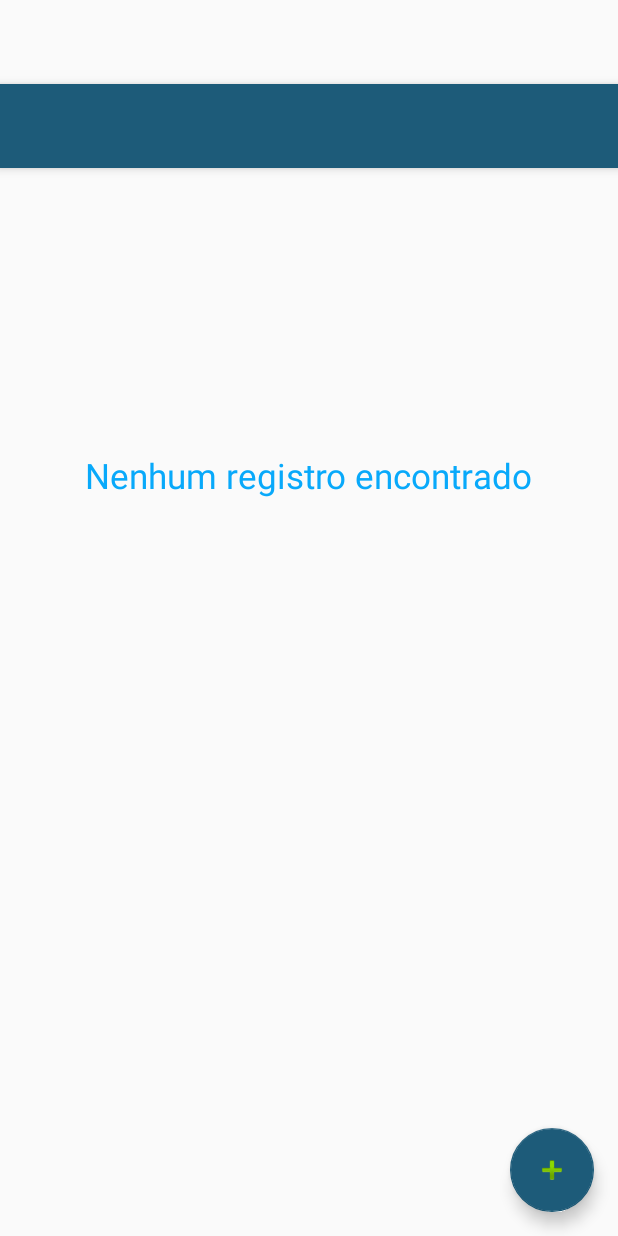
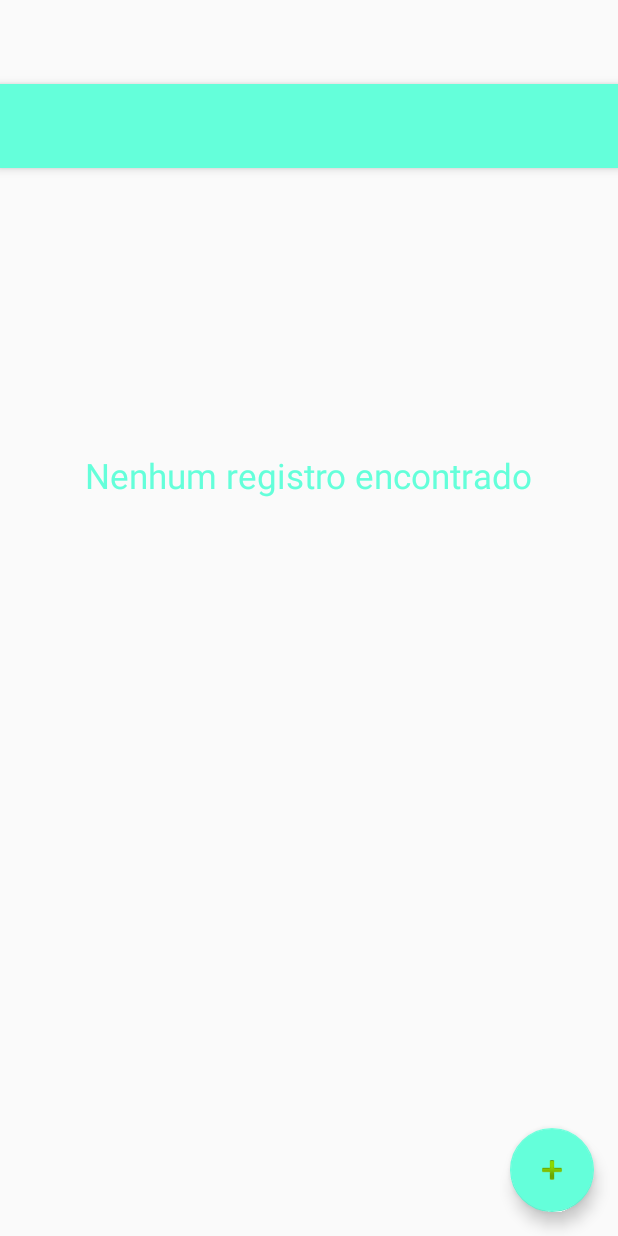
Before and after one commit to jefersonJim/routinereminder, an Android app: the layout activity_main.xml on its own in the app's theme, with its tools: preview values and no code run, on a phone screen of 412 x 824 dp. Run offline under Robolectric (Android 15) with nearby library versions, the phone set to English and light mode, and no system bars.

Commit message:
edit activity_main, colors, styles, manifest
add SplashScreen

```diff
--- a/app/src/main/java/br/com/jry/routinereminder/activity/AlarmeActivity.java
+++ b/app/src/main/java/br/com/jry/routinereminder/activity/AlarmeActivity.java
@@ -93,4 +93,6 @@ public class AlarmeActivity extends  AppCompatActivity implements OnMapReadyCall
             // Show rationale and request permission.
         }
     }
+
+
 }
--- a/app/src/main/res/layout/activity_main.xml
+++ b/app/src/main/res/layout/activity_main.xml
@@ -18,7 +18,7 @@
             android:layout_height="?attr/actionBarSize"
             android:background="?attr/colorPrimary"
             app:popupTheme="@style/AppTheme.PopupOverlay"
-            android:backgroundTint="#1d5b79" />
+            android:backgroundTint="#64FFDA" />
 
     </android.support.design.widget.AppBarLayout>
 
@@ -31,6 +31,6 @@
         android:layout_gravity="bottom|end"
         android:layout_margin="@dimen/fab_margin"
         android:src="@android:drawable/ic_input_add"
-        app:backgroundTint="#1d5b79" />
+        app:backgroundTint="#64FFDA" />
 
 </android.support.design.widget.CoordinatorLayout>
--- a/app/src/main/res/layout/content_main.xml
+++ b/app/src/main/res/layout/content_main.xml
@@ -28,7 +28,7 @@
         android:id="@+id/tvEmpty"
         android:textAlignment="center"
         android:textSize="23dp"
-        android:textColor="#08a9fa"
+        android:textColor="#64FFDA"
         android:layout_marginTop="173dp"
         android:layout_alignParentTop="true"
         android:layout_centerHorizontal="true" />
--- a/app/src/main/res/layout/list_alarme.xml
+++ b/app/src/main/res/layout/list_alarme.xml
@@ -25,7 +25,7 @@
         android:layout_below="@+id/tvTitulo"
         android:layout_alignParentRight="true"
         android:layout_alignParentEnd="true"
-        android:textColor="#08a9fa"
+        android:textColor="#64FFDA"
         android:height="50dp"
         android:layout_alignParentLeft="true"
         android:layout_alignParentStart="true" />
--- a/app/src/main/res/values/colors.xml
+++ b/app/src/main/res/values/colors.xml
@@ -1,6 +1,6 @@
 <?xml version="1.0" encoding="utf-8"?>
 <resources>
-    <color name="colorPrimary">#1d5b79</color>
-    <color name="colorPrimaryDark">#1d5b79</color>
-    <color name="colorAccent">#1d5b79</color>
+    <color name="colorPrimary">#64FFDA</color>
+    <color name="colorPrimaryDark">#64FFDA</color>
+    <color name="colorAccent">#64FFDA</color>
 </resources>
--- a/app/src/main/res/values/styles.xml
+++ b/app/src/main/res/values/styles.xml
@@ -6,6 +6,7 @@
         <item name="colorPrimary">@color/colorPrimary</item>
         <item name="colorPrimaryDark">@color/colorPrimaryDark</item>
         <item name="colorAccent">@color/colorAccent</item>
+
     </style>
 
     <style name="AppTheme.NoActionBar">
```
Also changed, not shown: app/src/main/AndroidManifest.xml (+10 -5 lines), app/src/main/java/br/com/jry/routinereminder/activity/SplashScreenActivity.java (added, +54 -0 lines), app/src/main/java/br/com/jry/routinereminder/util/Util_Class.java (added, +25 -0 lines), app/src/main/res/layout/activity_splash_scree.xml (added, +8 -0 lines), app/src/main/res/mipmap-hdpi/ic_launcher.png, app/src/main/res/mipmap-mdpi/ic_launcher.png, app/src/main/res/mipmap-xhdpi/ic_launcher.png, app/src/main/res/mipmap-xxhdpi/ic_launcher.png, 1 other file.
